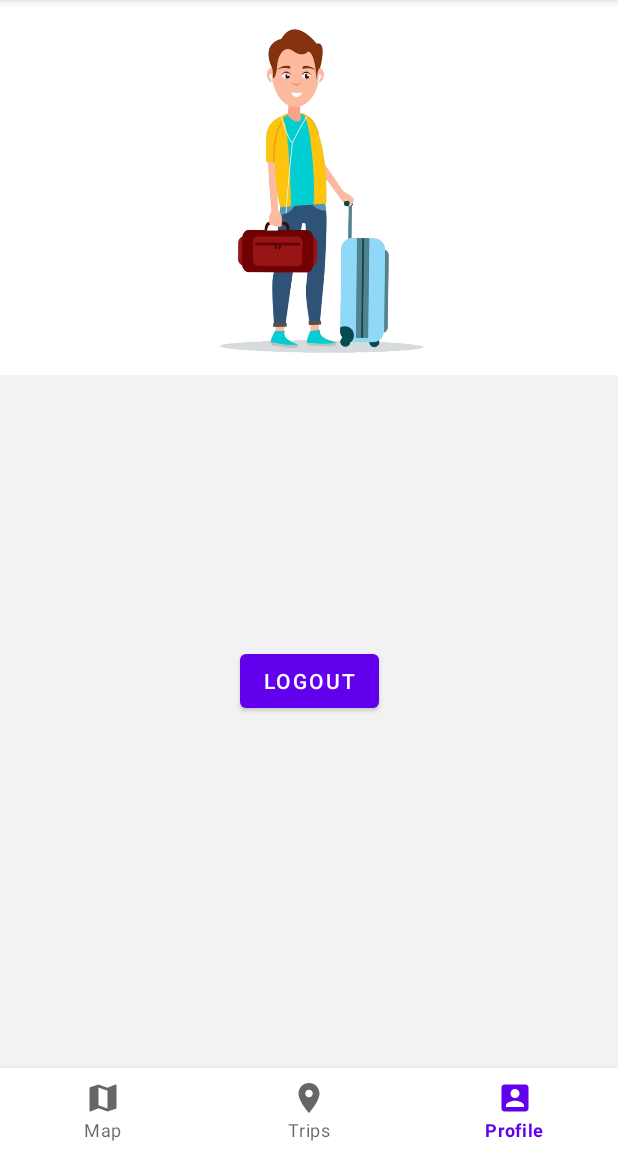
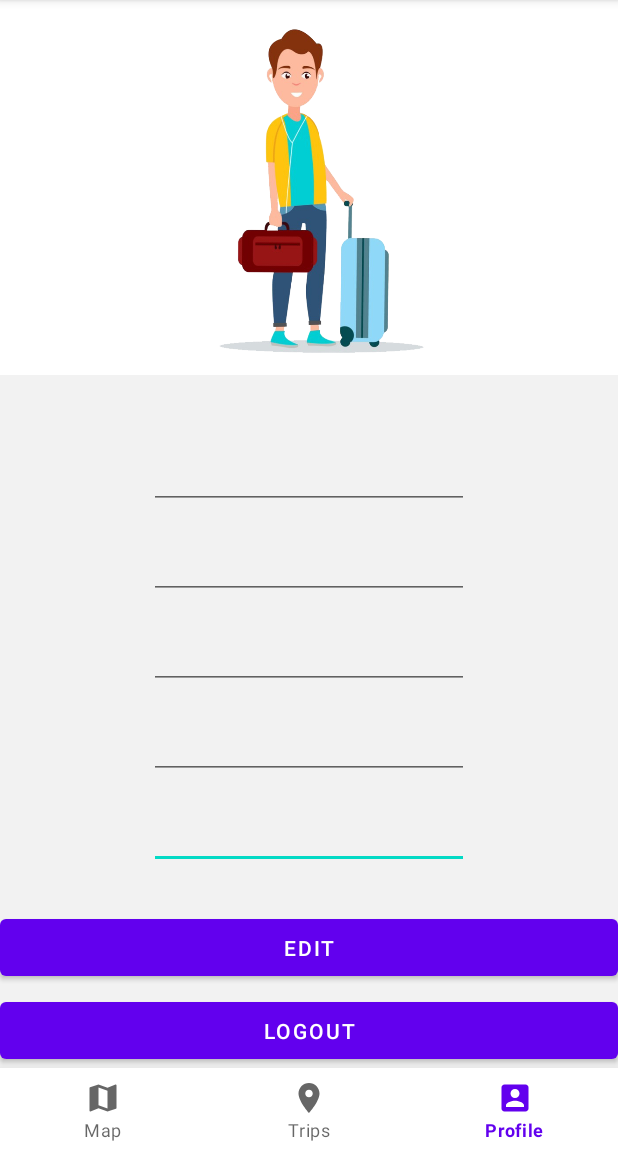
Before and after one commit to somark2000/PlanMyTrip, an Android app: the Profile screen opened directly, with no data from a screen before it, on a phone screen of 412 x 824 dp, the part 84-1236 px from its top. Run offline under Robolectric (Android 15) with nearby library versions, the phone set to English and light mode, and no system bars; our stand-ins replace Firebase (no records; nobody signed in at launch, a user with empty details on screens opened directly).

Commit message:
Profile + firestore

```diff
--- a/app/build.gradle
+++ b/app/build.gradle
@@ -45,6 +45,7 @@ dependencies {
     implementation 'androidx.navigation:navigation-ui:2.3.5'
     implementation 'com.google.android.gms:play-services-maps:18.0.0'
     implementation 'androidx.legacy:legacy-support-v4:1.0.0'
+    implementation 'com.google.firebase:firebase-firestore:24.0.0'
     testImplementation 'junit:junit:4.13.2'
     androidTestImplementation 'androidx.test.ext:junit:1.1.3'
     androidTestImplementation 'androidx.test.espresso:espresso-core:3.4.0'
--- a/app/src/main/java/Lab/planmytrip/Profile.java
+++ b/app/src/main/java/Lab/planmytrip/Profile.java
@@ -9,25 +9,35 @@ import android.view.Menu;
 import android.view.MenuItem;
 import android.view.View;
 import android.widget.Button;
+import android.widget.EditText;
 import android.widget.TextView;
 import android.widget.Toast;
 
+import com.google.android.gms.tasks.OnSuccessListener;
 import com.google.android.material.bottomnavigation.BottomNavigationView;
 import com.google.firebase.auth.FirebaseAuth;
 import com.google.firebase.auth.FirebaseUser;
-import com.google.firebase.database.DataSnapshot;
-import com.google.firebase.database.DatabaseError;
-import com.google.firebase.database.DatabaseReference;
-import com.google.firebase.database.FirebaseDatabase;
-import com.google.firebase.database.ValueEventListener;
+import com.google.firebase.firestore.DocumentSnapshot;
+import com.google.firebase.firestore.FirebaseFirestore;
+
+import java.util.Objects;
 
 public class Profile extends AppCompatActivity {
 
     private TextView title;
-    private Button btn;
+    private EditText name;
+    private EditText surname;
+    private EditText email;
+    private EditText passw;
+    private EditText phone;
+    private EditText bdate;
+
+    private Button logout;
+    private Button edit;
 
     private FirebaseUser user;
-    private DatabaseReference reference;
+    private FirebaseFirestore db;
+    //private DatabaseReference reference;
 
     private String userID;
 
@@ -38,12 +48,20 @@ public class Profile extends AppCompatActivity {
 
         BottomNavigationView bottomNavigationView = (BottomNavigationView) findViewById(R.id.nav_view);
 
+        db = FirebaseFirestore.getInstance();
         user= FirebaseAuth.getInstance().getCurrentUser();
-        reference= FirebaseDatabase.getInstance().getReference("Users");
-        userID= user.getUid();
+        userID = Objects.requireNonNull(user).getUid();
+        //reference= FirebaseDatabase.getInstance().getReference("Users");
 
         title=(TextView) findViewById(R.id.textView);
-        btn=(Button) findViewById(R.id.button);
+        name = (EditText) findViewById(R.id.prenume_p);
+        surname = (EditText) findViewById(R.id.nume_p);
+        email = (EditText) findViewById(R.id.email_p);
+        passw=(EditText)findViewById(R.id.passw_p);
+        phone = (EditText) findViewById(R.id.phone_p);
+        bdate = (EditText) findViewById(R.id.bdate_p);
+        edit = (Button) findViewById(R.id.edit_profile);
+        logout=(Button) findViewById(R.id.logout);
 
         Menu menu = bottomNavigationView.getMenu();
         MenuItem menuItem = menu.getItem(2);
@@ -75,26 +93,41 @@ public class Profile extends AppCompatActivity {
             }
         });
 
-        reference.child(userID).addListenerForSingleValueEvent(new ValueEventListener() {
+        db.collection("users")
+                .document(userID)
+                .get()
+                .addOnSuccessListener(new OnSuccessListener<DocumentSnapshot>() {
+                    @Override
+                    public void onSuccess(DocumentSnapshot documentSnapshot) {
+                        User curr_user = documentSnapshot.toObject(User.class);
+                        if (curr_user != null) {
+                            String fullName = curr_user.fname + " " + curr_user.lname;
+                            title.setText(String.format("%s %s!", getString(R.string.greeting), fullName));
+
+                            name.setText(curr_user.fname);
+                            surname.setText(curr_user.lname);
+                            phone.setText(curr_user.phone);
+                            email.setText(curr_user.email);
+                            passw.setText(curr_user.passw);
+                            bdate.setText(curr_user.date);
+                        } else {
+                            Toast.makeText(Profile.this, "Something wrong happened!" + userID, Toast.LENGTH_LONG).show();
+                        }
+                    }
+                });
+
+        edit.setText(R.string.edit_profile);
+        edit= (Button) findViewById(R.id.edit_profile);
+        edit.setOnClickListener(new View.OnClickListener() {
             @Override
-            public void onDataChange(@NonNull DataSnapshot snapshot) {
-                User userProfile= snapshot.getValue(User.class);
-
-                if(userProfile!=null){
-                    String fullName= userProfile.fname+" "+userProfile.lname;
-                    title.setText(String.format("%s\n%s!", getString(R.string.greeting), fullName));
-                }
-            }
-
-            @Override
-            public void onCancelled(@NonNull DatabaseError error) {
-                Toast.makeText(Profile.this,"Something wrong happened!",Toast.LENGTH_LONG).show();
+            public void onClick(View v) {
+                // TODO: Edit Profile (by Monix)
             }
         });
 
-        btn.setText(R.string.logout);
-        btn=(Button) findViewById(R.id.button);
-        btn.setOnClickListener(new View.OnClickListener() {
+        logout.setText(R.string.logout);
+        logout=(Button) findViewById(R.id.logout);
+        logout.setOnClickListener(new View.OnClickListener() {
             @Override
             public void onClick(View v) {
                 FirebaseAuth.getInstance().signOut();
--- a/app/src/main/java/Lab/planmytrip/Register.java
+++ b/app/src/main/java/Lab/planmytrip/Register.java
@@ -16,22 +16,27 @@ import android.widget.EditText;
 import android.widget.Toast;
 
 import com.google.android.gms.tasks.OnCompleteListener;
+import com.google.android.gms.tasks.OnFailureListener;
+import com.google.android.gms.tasks.OnSuccessListener;
 import com.google.android.gms.tasks.Task;
 import com.google.firebase.auth.AuthResult;
 import com.google.firebase.auth.FirebaseAuth;
-import com.google.firebase.database.FirebaseDatabase;
+import com.google.firebase.firestore.FirebaseFirestore;
 
 import java.util.Calendar;
 import java.util.Objects;
 
 public class Register extends AppCompatActivity {
-    Button b1;
-    EditText fname, lname, passw1, passw2, mail, bdate, phonenr;//fname,lname,uname, passw,repassw,mail,date
-    DatePickerDialog picker;
+    private Button b1;
+    private EditText fname, lname, passw1, passw2, mail, bdate, phonenr;//fname,lname,uname, passw,repassw,mail,date
+    private DatePickerDialog picker;
 
     //progressbar????
 
     private FirebaseAuth mAuth;
+    private FirebaseFirestore db;
+
+    private String userID;
 
     @Override
     protected void onCreate(Bundle savedInstanceState) {
@@ -40,6 +45,7 @@ public class Register extends AppCompatActivity {
 
         // Initialize Firebase Auth
         mAuth = FirebaseAuth.getInstance();
+        db = FirebaseFirestore.getInstance();
 
         fname = (EditText) findViewById(R.id.fname);
         lname = (EditText) findViewById(R.id.lname);
@@ -113,7 +119,8 @@ public class Register extends AppCompatActivity {
             passw1.requestFocus();
             passw2.requestFocus();
             return;
-        }if (s_mail.isEmpty()) {
+        }
+        if (s_mail.isEmpty()) {
             mail.setError(getString(R.string.required_email));
             mail.requestFocus();
             return;
@@ -122,12 +129,13 @@ public class Register extends AppCompatActivity {
             mail.setError(getString(R.string.valid_email_R));
             mail.requestFocus();
             return;
-        }if (s_phonenr.isEmpty()) {
+        }
+        if (s_phonenr.isEmpty()) {
             phonenr.setError(getString(R.string.required_phoneNumber));
             phonenr.requestFocus();
             return;
         }
-        if(!Patterns.PHONE.matcher(s_phonenr).matches()){
+        if (!Patterns.PHONE.matcher(s_phonenr).matches()) {
             phonenr.setError(getString(R.string.valid_phoneNumber));
             phonenr.requestFocus();
             return;
@@ -137,31 +145,37 @@ public class Register extends AppCompatActivity {
             bdate.requestFocus();
             return;
         }
+
         mAuth.createUserWithEmailAndPassword(s_mail, s_passw1)
-                .addOnCompleteListener(new OnCompleteListener<AuthResult>() {
+                .addOnCompleteListener(this, new OnCompleteListener<AuthResult>() {
                     @Override
                     public void onComplete(@NonNull Task<AuthResult> task) {
                         if (task.isSuccessful()) {
+                            // Sign in success, update UI with the signed-in user's information
                             User user = new User(s_fname, s_lname, s_passw1, s_mail, s_bdate, s_phonenr);
+                            userID = Objects.requireNonNull(mAuth.getCurrentUser()).getUid();
 
-                            FirebaseDatabase.getInstance().getReference("Users")
-                                    .child(Objects.requireNonNull(FirebaseAuth.getInstance().getCurrentUser()).getUid())
-                                    .setValue(user).addOnCompleteListener(new OnCompleteListener<Void>() {
-                                @Override
-                                public void onComplete(@NonNull Task<Void> task) {
-                                    if (task.isSuccessful()) {
-                                        Toast.makeText(Register.this, "User has been registered successfully!", Toast.LENGTH_LONG).show();
+                            db.collection("users").document(userID)
+                                    .set(user)
+                                    .addOnSuccessListener(new OnSuccessListener<Void>() {
+                                        @Override
+                                        public void onSuccess(Void aVoid) {
+                                            Toast.makeText(Register.this, "User has been registered successfully!", Toast.LENGTH_LONG).show();
+                                        }
+                                    })
+                                    .addOnFailureListener(new OnFailureListener() {
+                                        @Override
+                                        public void onFailure(@NonNull Exception e) {
+                                            Toast.makeText(Register.this, "Failed to register!\n Try again!", Toast.LENGTH_LONG).show();
+                                        }
+                                    });
 
-                                        //redirect to login layout!
-                                        Intent intentr = new Intent(Register.this, Login.class);
-                                        startActivity(intentr);
-                                    } else {
-                                        Toast.makeText(Register.this, "Failed to register!\n Try again!", Toast.LENGTH_LONG).show();
-                                    }
-                                }
-                            });
+                            //redirect to login layout!
+                            Intent intentr = new Intent(Register.this, Login.class);
+                            startActivity(intentr);
                         } else {
-                            Toast.makeText(Register.this, "Failed to register!\n Try again!", Toast.LENGTH_LONG).show();
+                            // If sign in fails, display a message to the user.
+                            Toast.makeText(Register.this, "Authentication failed.", Toast.LENGTH_SHORT).show();
                         }
                     }
                 });
--- a/app/src/main/java/Lab/planmytrip/Trips.java
+++ b/app/src/main/java/Lab/planmytrip/Trips.java
@@ -59,10 +59,6 @@ public class Trips extends AppCompatActivity {
             public void onClick(View v) { openCreatePackageList(); }
         });
 
-//        case R.id.create_package:
-//        Intent intent4 = new Intent(Trips.this, Package.class);
-//        startActivity(intent4);
-//        break;
     }
 
     private void openCreatePackageList(){
--- a/app/src/main/res/layout/activity_profile.xml
+++ b/app/src/main/res/layout/activity_profile.xml
@@ -34,35 +34,124 @@
         android:name="Lab.planmytrip.ProfileFragment"
         android:layout_width="0dp"
         android:layout_height="0dp"
-        android:background="#f2f2f2"
+        android:background="@color/light_grey"
         app:layout_constraintBottom_toTopOf="@+id/nav_view"
         app:layout_constraintEnd_toEndOf="@id/nav_view"
-        app:layout_constraintHorizontal_bias="1.0"
+        app:layout_constraintHorizontal_bias="0.0"
         app:layout_constraintStart_toStartOf="@id/imageView3"
         app:layout_constraintTop_toTopOf="@+id/textView"
-        app:layout_constraintVertical_bias="1.0" />
+        app:layout_constraintVertical_bias="0.0" />
 
     <TextView
         android:id="@+id/textView"
-        android:layout_width="0dp"
-        android:layout_height="100dp"
-        android:layout_marginStart="120dp"
+        android:layout_width="wrap_content"
+        android:layout_height="wrap_content"
+        android:layout_marginStart="50dp"
         android:layout_marginTop="250dp"
-        android:layout_marginEnd="120dp"
+        android:layout_marginEnd="50dp"
         android:textAppearance="@style/TextAppearance.AppCompat.Large"
         app:layout_constraintEnd_toEndOf="parent"
         app:layout_constraintStart_toStartOf="parent"
         app:layout_constraintTop_toTopOf="parent" />
 
     <Button
-        android:id="@+id/button"
+        android:id="@+id/edit_profile"
+        android:layout_width="0dp"
+        android:layout_height="50dp"
+        android:layout_marginTop="250dp"
+        android:layout_marginBottom="5dp"
+        app:layout_constraintBottom_toTopOf="@+id/logout"
+        app:layout_constraintEnd_toEndOf="parent"
+        app:layout_constraintHorizontal_bias="0.0"
+        app:layout_constraintStart_toStartOf="parent"
+        app:layout_constraintTop_toBottomOf="@+id/textView"
+        app:layout_constraintVertical_bias="1" />
+
+    <Button
+        android:id="@+id/logout"
+        android:layout_width="0dp"
+        android:layout_height="50dp"
+        app:layout_constraintBottom_toTopOf="@+id/nav_view"
+        app:layout_constraintEnd_toEndOf="parent"
+        app:layout_constraintHorizontal_bias="0.0"
+        app:layout_constraintStart_toStartOf="parent"
+        app:layout_constraintVertical_bias="1" />
+
+    <EditText
+        android:id="@+id/bdate_p"
         android:layout_width="wrap_content"
         android:layout_height="wrap_content"
-        android:layout_marginStart="150dp"
-        android:layout_marginTop="80dp"
-        android:layout_marginEnd="150dp"
+        android:layout_marginTop="10dp"
+        android:ems="10"
+        android:importantForAutofill="no"
+        android:inputType="date"
+        android:minHeight="50dp"
         app:layout_constraintEnd_toEndOf="parent"
         app:layout_constraintStart_toStartOf="parent"
-        app:layout_constraintTop_toBottomOf="@+id/textView" />
+        app:layout_constraintTop_toBottomOf="@+id/passw_p" />
+
+    <EditText
+        android:id="@+id/email_p"
+        android:layout_width="wrap_content"
+        android:layout_height="wrap_content"
+        android:layout_marginTop="10dp"
+        android:ems="10"
+        android:inputType="textEmailAddress"
+        android:minHeight="50dp"
+        app:layout_constraintEnd_toEndOf="parent"
+        app:layout_constraintStart_toStartOf="parent"
+        app:layout_constraintTop_toBottomOf="@+id/nume_p"
+        android:importantForAutofill="no" />
+
+    <EditText
+        android:id="@+id/phone_p"
+        android:layout_width="wrap_content"
+        android:layout_height="wrap_content"
+        android:layout_marginTop="10dp"
+        android:ems="10"
+        android:inputType="phone"
+        android:minHeight="50dp"
+        app:layout_constraintEnd_toEndOf="parent"
+        app:layout_constraintStart_toStartOf="parent"
+        app:layout_constraintTop_toBottomOf="@+id/bdate_p"
+        android:importantForAutofill="no" />
+
+    <EditText
+        android:id="@+id/prenume_p"
+        android:layout_width="wrap_content"
+        android:layout_height="wrap_content"
+        android:layout_marginTop="10dp"
+        android:ems="10"
+        android:inputType="textPersonName"
+        android:minHeight="50dp"
+        app:layout_constraintEnd_toEndOf="parent"
+        app:layout_constraintStart_toStartOf="parent"
+        app:layout_constraintTop_toBottomOf="@+id/textView"
+        android:importantForAutofill="no" />
+
+    <EditText
+        android:id="@+id/nume_p"
+        android:layout_width="wrap_content"
+        android:layout_height="wrap_content"
+        android:layout_marginTop="10dp"
+        android:ems="10"
+        android:inputType="textPersonName"
+        android:minHeight="50dp"
+        app:layout_constraintEnd_toEndOf="parent"
+        app:layout_constraintStart_toStartOf="parent"
+        app:layout_constraintTop_toBottomOf="@+id/prenume_p" />
+
+    <EditText
+        android:id="@+id/passw_p"
+        android:layout_width="wrap_content"
+        android:layout_height="wrap_content"
+        android:layout_marginTop="10dp"
+        android:ems="10"
+        android:inputType="textPassword"
+        android:minHeight="50dp"
+        app:layout_constraintEnd_toEndOf="parent"
+        app:layout_constraintStart_toStartOf="parent"
+        app:layout_constraintTop_toBottomOf="@+id/email_p"
+        android:importantForAutofill="no" />
 
 </androidx.constraintlayout.widget.ConstraintLayout>
--- a/app/src/main/res/layout/activity_trips.xml
+++ b/app/src/main/res/layout/activity_trips.xml
@@ -22,14 +22,11 @@
         android:id="@+id/create_package_list"
         android:layout_width="wrap_content"
         android:layout_height="wrap_content"
-        android:layout_marginStart="100dp"
-        android:layout_marginTop="300dp"
-        android:layout_marginEnd="100dp"
-        android:layout_marginBottom="300dp"
+        android:layout_marginStart="10dp"
+        android:layout_marginTop="35dp"
+        android:layout_marginEnd="190dp"
         android:text="@string/create_package_list"
-        app:layout_constraintBottom_toTopOf="@+id/nav_view"
         app:layout_constraintEnd_toEndOf="parent"
-        app:layout_constraintHorizontal_bias="1.0"
         app:layout_constraintStart_toStartOf="parent"
         app:layout_constraintTop_toTopOf="parent" />
 
--- a/app/src/main/res/values/colors.xml
+++ b/app/src/main/res/values/colors.xml
@@ -7,4 +7,5 @@
     <color name="teal_700">#FF018786</color>
     <color name="black">#FF000000</color>
     <color name="white">#FFFFFFFF</color>
+    <color name="light_grey">#F2F2F2</color>
 </resources>
--- a/app/src/main/res/values/strings.xml
+++ b/app/src/main/res/values/strings.xml
@@ -5,6 +5,7 @@
     <string name="title_trips">Trips</string>
     <string name="title_profile">Profile</string>
     <string name="logout">LOGOUT</string>
+    <string name="edit_profile">Edit</string>
     <string name="greeting">Hello</string>
     <string name="required_email">Email is required!</string>
     <string name="valid_email">Please enter a valid email!</string>
```
Also changed, not shown: app/src/main/java/Lab/planmytrip/Login.java (+27 -28 lines).
